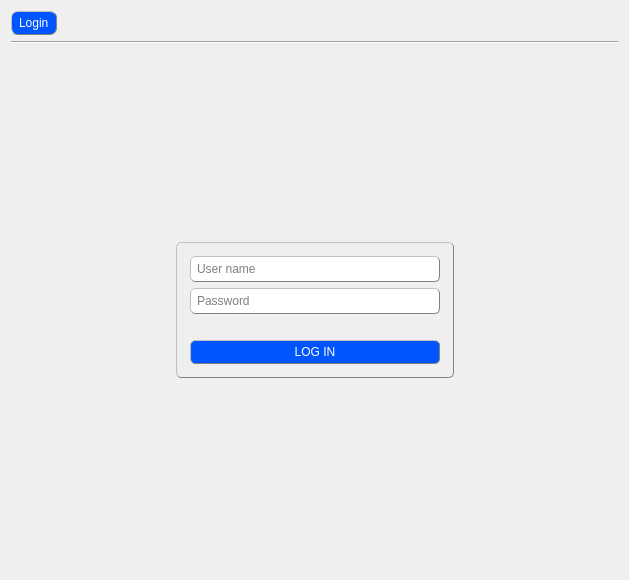
First picture: the form in Builder/Builder/loginform.ui, repository Rork96/QtProjects, before the edit.
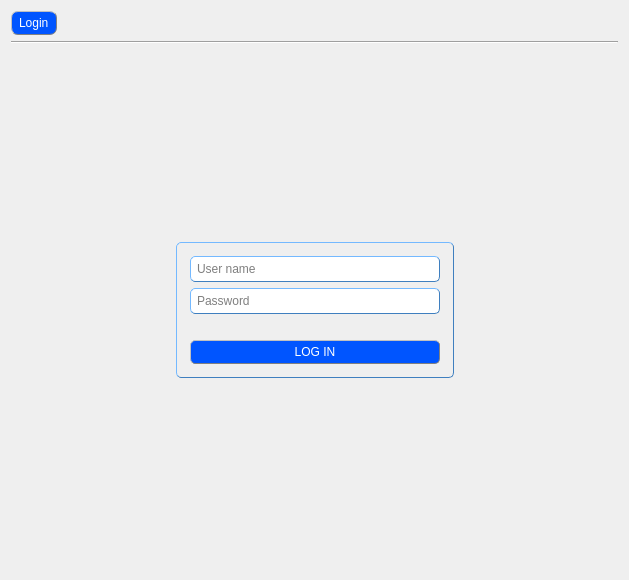
Second picture: the form after the edit. Icons and pictures are not drawn.

Patch:
```diff
--- a/Builder/Builder/loginform.ui
+++ b/Builder/Builder/loginform.ui
@@ -17,14 +17,18 @@
    <string notr="true">QGroupBox {
                color: black;
                padding: 4px;
-               border: 1px solid grey; 
+               border: 1px solid rgb(63, 127, 191); 
                border-radius: 5px;
                border-style: outset;
               }
+Line {
+        border: 1px solid rgb(63, 127, 191);
+		border-style: outset; 
+		}
 QLineEdit {
                color: black;
                padding: 4px;
-               border: 1px solid grey; 
+               border: 1px solid rgb(63, 127, 191); 
                border-radius: 5px;
                border-style: outset;
                max-width: 120px;
```
